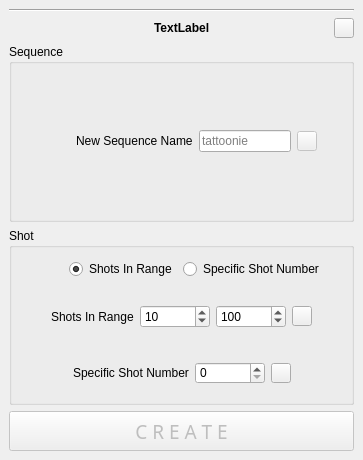
Old version of the form standalone/python/creators/shot_creator.ui in the repository mrmcdog23/controlChaos.
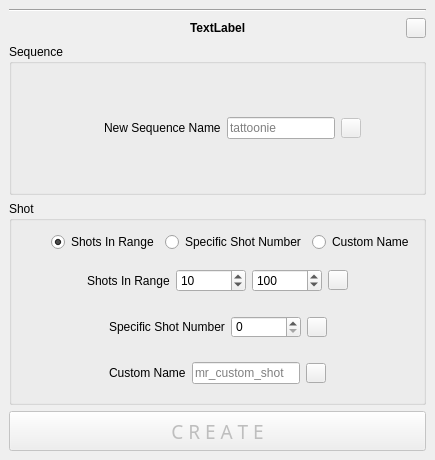
New version of the form.

Commit message: custom name added to the shot creator

```diff
--- a/standalone/python/creators/shot_creator.ui
+++ b/standalone/python/creators/shot_creator.ui
@@ -6,7 +6,7 @@
    <rect>
     <x>0</x>
     <y>0</y>
-    <width>363</width>
+    <width>404</width>
     <height>460</height>
    </rect>
   </property>
@@ -278,6 +278,19 @@
            <property name="text">
             <string>Specific Shot Number</string>
            </property>
+           <attribute name="buttonGroup">
+            <string notr="true">buttonGroup</string>
+           </attribute>
+          </widget>
+         </item>
+         <item>
+          <widget class="QRadioButton" name="rbn_custom_name">
+           <property name="text">
+            <string>Custom Name</string>
+           </property>
+           <attribute name="buttonGroup">
+            <string notr="true">buttonGroup</string>
+           </attribute>
           </widget>
          </item>
          <item>
@@ -498,7 +511,94 @@
         </widget>
        </item>
        <item row="3" column="0">
-        <layout class="QGridLayout" name="lyt_shot"/>
+        <widget class="QWidget" name="wdg_custom_name" native="true">
+         <property name="enabled">
+          <bool>true</bool>
+         </property>
+         <property name="minimumSize">
+          <size>
+           <width>0</width>
+           <height>40</height>
+          </size>
+         </property>
+         <property name="maximumSize">
+          <size>
+           <width>16777215</width>
+           <height>40</height>
+          </size>
+         </property>
+         <layout class="QGridLayout" name="gridLayout_7">
+          <item row="0" column="0">
+           <layout class="QHBoxLayout" name="horizontalLayout_10">
+            <item>
+             <spacer name="horizontalSpacer_21">
+              <property name="orientation">
+               <enum>Qt::Horizontal</enum>
+              </property>
+              <property name="sizeHint" stdset="0">
+               <size>
+                <width>40</width>
+                <height>20</height>
+               </size>
+              </property>
+             </spacer>
+            </item>
+            <item>
+             <widget class="QLabel" name="lbl_custom_name">
+              <property name="text">
+               <string>Custom Name</string>
+              </property>
+             </widget>
+            </item>
+            <item>
+             <widget class="QLineEdit" name="le_custom_name">
+              <property name="maxLength">
+               <number>999999993</number>
+              </property>
+              <property name="placeholderText">
+               <string>mr_custom_shot</string>
+              </property>
+             </widget>
+            </item>
+            <item>
+             <widget class="QPushButton" name="btn_add_custom_name">
+              <property name="enabled">
+               <bool>true</bool>
+              </property>
+              <property name="minimumSize">
+               <size>
+                <width>20</width>
+                <height>20</height>
+               </size>
+              </property>
+              <property name="maximumSize">
+               <size>
+                <width>20</width>
+                <height>20</height>
+               </size>
+              </property>
+              <property name="text">
+               <string/>
+              </property>
+             </widget>
+            </item>
+            <item>
+             <spacer name="horizontalSpacer_22">
+              <property name="orientation">
+               <enum>Qt::Horizontal</enum>
+              </property>
+              <property name="sizeHint" stdset="0">
+               <size>
+                <width>40</width>
+                <height>20</height>
+               </size>
+              </property>
+             </spacer>
+            </item>
+           </layout>
+          </item>
+         </layout>
+        </widget>
        </item>
       </layout>
      </widget>
```
Left out of the diff: 9 changed lines with no effect on the pictures. The commit also changes 1 other file.
